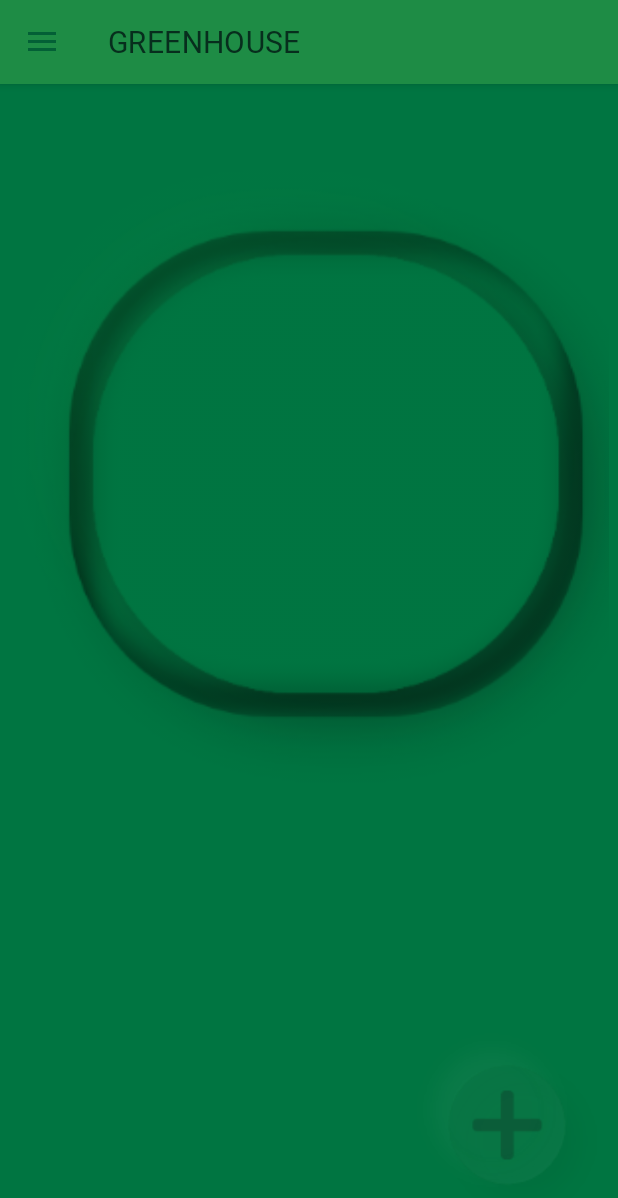
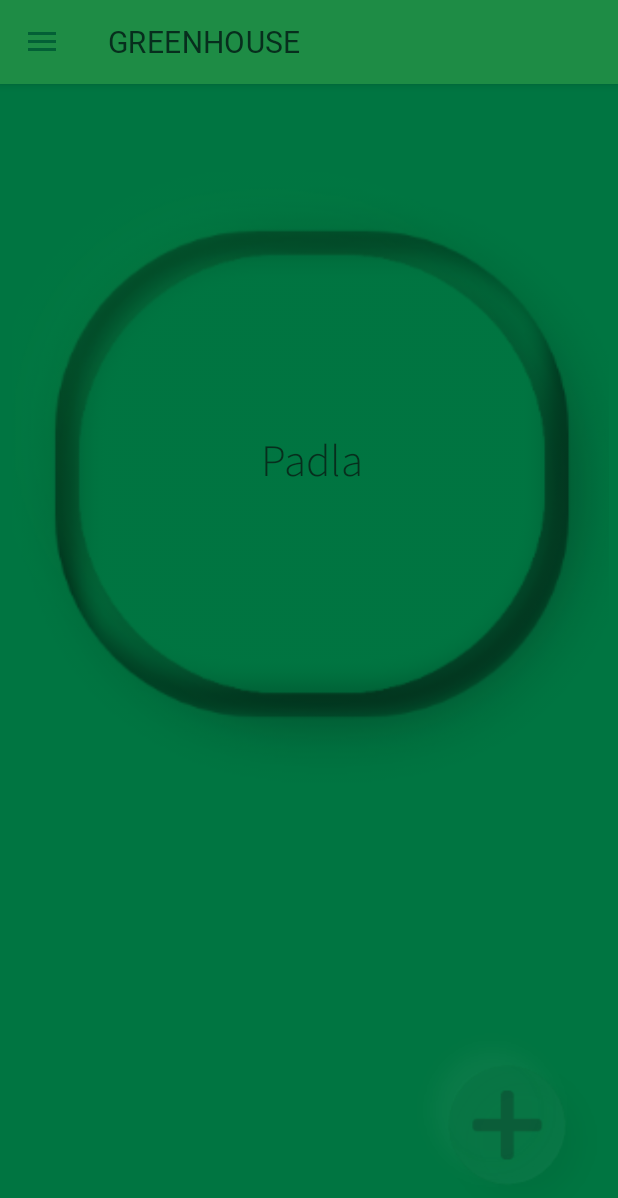
Before and after one commit to breznytomas/SEP4Android, an Android app: the GreenhouseHomeActivity screen opened directly, with no data from a screen before it, on a phone screen of 412 x 824 dp. Shown: the top 1198 px of the screen. Run offline under Robolectric (Android 15) with nearby library versions, the phone set to English and light mode, and no system bars.

Commit message:
Module logic remodeled to support RecyclerView.

```diff
--- a/app/src/main/java/com/example/sep4android/Adapter/StringRecyclerAdapter.java
+++ b/app/src/main/java/com/example/sep4android/Adapter/StringRecyclerAdapter.java
@@ -1,15 +1,18 @@
 package com.example.sep4android.Adapter;
 
 import android.content.Context;
+import android.content.Intent;
 import android.view.LayoutInflater;
 import android.view.View;
 import android.view.ViewGroup;
+import android.widget.LinearLayout;
+import android.widget.TextView;
 
 import androidx.annotation.NonNull;
 import androidx.recyclerview.widget.RecyclerView;
 
 import com.example.sep4android.R;
-import com.example.sep4android.View.GreenhouseHomeActivity;
+import com.example.sep4android.View.GreenhouseSensorsActivity;
 
 import java.util.List;
 
@@ -36,6 +39,13 @@ public class StringRecyclerAdapter extends RecyclerView.Adapter<StringRecyclerAd
 
     @Override
     public void onBindViewHolder(@NonNull StringViewHolder holder, int position) {
+        holder.greenhouseName.setText(list.get(position));
+
+        holder.itemView.setOnClickListener(view -> {
+            Intent intent = new Intent(context, GreenhouseSensorsActivity.class);
+            intent.putExtra("name", list.get(position));
+            context.startActivity(intent);
+        });
     }
 
     @Override
@@ -43,9 +53,15 @@ public class StringRecyclerAdapter extends RecyclerView.Adapter<StringRecyclerAd
         return list.size();
     }
 
-    public static class StringViewHolder extends RecyclerView.ViewHolder{
+    public static class StringViewHolder extends RecyclerView.ViewHolder {
+
+        TextView greenhouseName;
+        LinearLayout linear_layout_home;
+
         public StringViewHolder(@NonNull View itemView) {
             super(itemView);
+            linear_layout_home = itemView.findViewById(R.id.module_container);
+            greenhouseName = itemView.findViewById(R.id.greenhouseModuleNameText);
         }
     }
 }
--- a/app/src/main/java/com/example/sep4android/View/GreenhouseHomeActivity.java
+++ b/app/src/main/java/com/example/sep4android/View/GreenhouseHomeActivity.java
@@ -56,7 +56,7 @@ public class GreenhouseHomeActivity extends AppCompatActivity {
         List<String> greenhouseList = new ArrayList<>();
 
         String s1 = "Padla";
-        String s2 = "Suca";
+        String s2 = "Test";
         greenhouseList.add(s1);
         greenhouseList.add(s2);
 
@@ -69,14 +69,11 @@ public class GreenhouseHomeActivity extends AppCompatActivity {
         modulesRecyclerView.setAdapter(stringRecyclerAdapter);
         stringRecyclerAdapter.notifyDataSetChanged();
 
-//        if (list.isEmpty()) {
-//            noDeviceText.setVisibility(View.VISIBLE);
-//            noDeviceImage.setVisibility(View.VISIBLE);
-//        } else {
-//            ArrayAdapter arrayAdapter = new ArrayAdapter(getApplicationContext(), android.R.layout.simple_list_item_1, list);
-//            listView.setAdapter(arrayAdapter);
-//        }
+        if (greenhouseList.isEmpty()) {
+            noDeviceText.setVisibility(View.VISIBLE);
+            noDeviceImage.setVisibility(View.VISIBLE);
+        }
 
-
+        /* ----------------------------------------------------------------------------------------------------------------------------- */
     }
 }
--- a/app/src/main/res/layout/greenhouse_modules_recycler_view.xml
+++ b/app/src/main/res/layout/greenhouse_modules_recycler_view.xml
@@ -1,12 +1,12 @@
 <?xml version="1.0" encoding="utf-8"?>
 <LinearLayout xmlns:android="http://schemas.android.com/apk/res/android"
     xmlns:app="http://schemas.android.com/apk/res-auto"
-    android:orientation="vertical"
+    android:id="@+id/module_container"
     android:layout_width="match_parent"
     android:layout_height="match_parent"
     android:layout_marginLeft="8dp"
     android:layout_marginRight="6dp"
-    android:id="@+id/deck_container">
+    android:orientation="vertical">
 
     <androidx.constraintlayout.widget.ConstraintLayout
         android:layout_width="wrap_content"
@@ -19,8 +19,26 @@
             android:src="@drawable/devices_module"
             app:layout_constraintBottom_toBottomOf="parent"
             app:layout_constraintEnd_toEndOf="parent"
+            app:layout_constraintHorizontal_bias="0.592"
             app:layout_constraintStart_toStartOf="parent"
-            app:layout_constraintTop_toTopOf="parent" />
+            app:layout_constraintTop_toTopOf="parent"
+            app:layout_constraintVertical_bias="0.0" />
+
+        <TextView
+            android:id="@+id/greenhouseModuleNameText"
+            android:layout_width="wrap_content"
+            android:layout_height="wrap_content"
+            android:fontFamily="@font/source_sans_pro_light"
+            android:text="Greenhouse No.1"
+            android:textAlignment="center"
+            android:textColor="@color/greenhouse_darker_green"
+            android:textSize="30sp"
+            app:layout_constraintBottom_toBottomOf="parent"
+            app:layout_constraintEnd_toEndOf="parent"
+            app:layout_constraintStart_toStartOf="parent"
+            app:layout_constraintTop_toTopOf="parent"
+            app:layout_constraintVertical_bias="0.501" />
+
 
     </androidx.constraintlayout.widget.ConstraintLayout>
 
```
